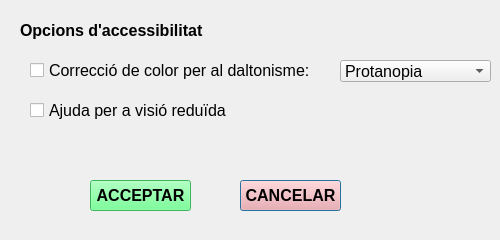
Above: eficiencia_energetica_dialog_accessibility.ui from TecnocampusCCU/eficiencia_energetica before the change. Below: the same form after it.
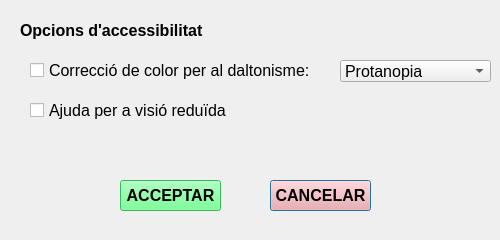
That is the form after the change.

What changed in the file:
```diff
--- a/eficiencia_energetica_dialog_accessibility.ui
+++ b/eficiencia_energetica_dialog_accessibility.ui
@@ -84,7 +84,7 @@
   <widget class="QPushButton" name="pushCancelar">
    <property name="geometry">
     <rect>
-     <x>240</x>
+     <x>270</x>
      <y>180</y>
      <width>101</width>
      <height>31</height>
@@ -549,7 +549,7 @@
   <widget class="QPushButton" name="pushAcceptar">
    <property name="geometry">
     <rect>
-     <x>90</x>
+     <x>120</x>
      <y>180</y>
      <width>101</width>
      <height>31</height>
```
